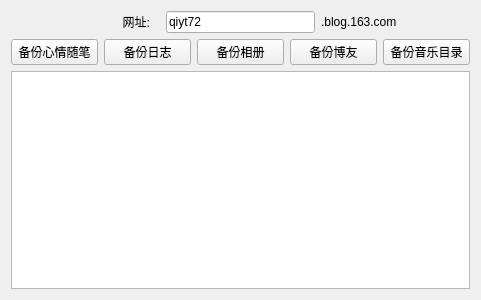
Before: the Qt Designer form kd163blogBackUp.ui in bkdwei/kd163blogBackUp, drawn with Qt 5.
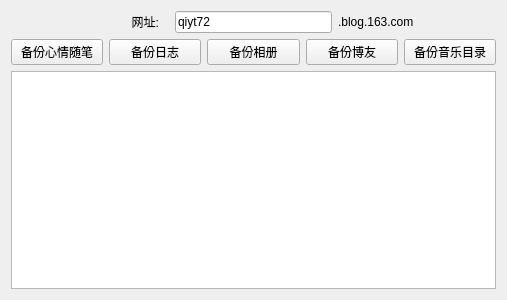
After: the same form once the commit is applied.

```diff
--- a/kd163blogBackUp.ui
+++ b/kd163blogBackUp.ui
@@ -6,7 +6,7 @@
    <rect>
     <x>0</x>
     <y>0</y>
-    <width>481</width>
+    <width>507</width>
     <height>300</height>
    </rect>
   </property>
```
Left out of the diff: 2 changed lines with no effect on the pictures.
